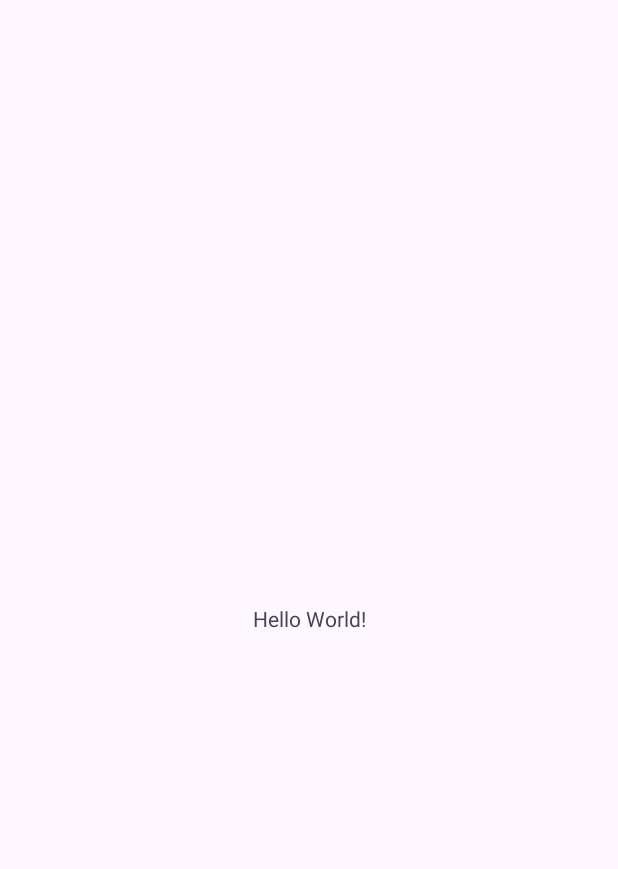
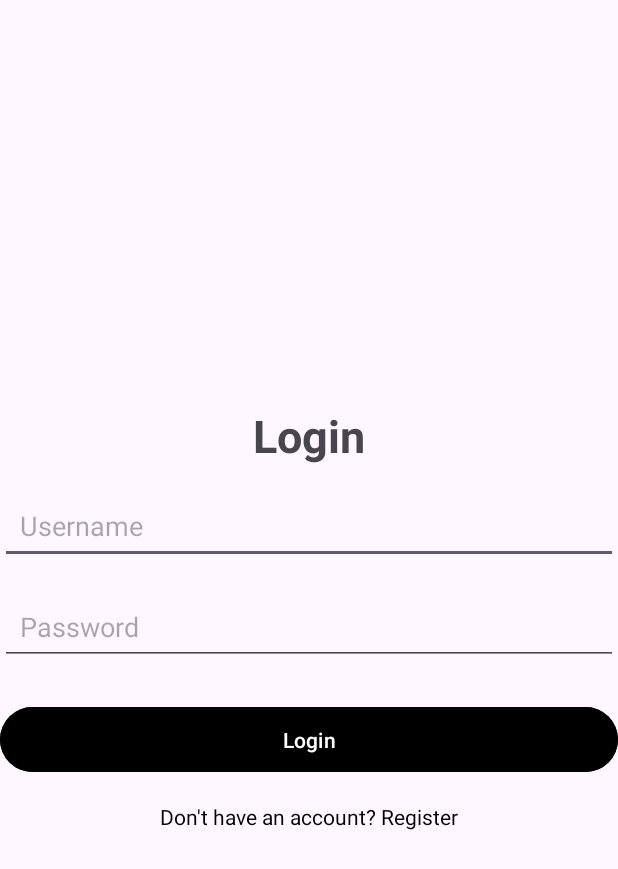
Before and after one commit to kehedd/UKK2025_XIIPPLG1_7876, an Android app: the screen it shows after launch (MainActivity), on a phone screen of 412 x 824 dp. Before the commit the part shown is almost empty. Shown: the top 869 px of the screen. Run offline under Robolectric (Android 15) with nearby library versions, the phone set to English and light mode, and no system bars.

Commit message:
initial commit

```diff
--- a/app/build.gradle.kts
+++ b/app/build.gradle.kts
@@ -4,12 +4,12 @@ plugins {
 
 android {
     namespace = "com.example.ukk_hed"
-    compileSdk = 34
+    compileSdk = 35
 
     defaultConfig {
         applicationId = "com.example.ukk_hed"
         minSdk = 24
-        targetSdk = 34
+        targetSdk = 35
         versionCode = 1
         versionName = "1.0"
 
--- a/app/src/main/AndroidManifest.xml
+++ b/app/src/main/AndroidManifest.xml
@@ -13,6 +13,9 @@
         android:theme="@style/Theme.Ukk_hed"
         tools:targetApi="31">
         <activity
+            android:name=".Register"
+            android:exported="false" />
+        <activity
             android:name=".MainActivity"
             android:exported="true">
             <intent-filter>
--- a/app/src/main/res/layout/activity_main.xml
+++ b/app/src/main/res/layout/activity_main.xml
@@ -1,19 +1,60 @@
 <?xml version="1.0" encoding="utf-8"?>
-<androidx.constraintlayout.widget.ConstraintLayout xmlns:android="http://schemas.android.com/apk/res/android"
-    xmlns:app="http://schemas.android.com/apk/res-auto"
-    xmlns:tools="http://schemas.android.com/tools"
+<RelativeLayout xmlns:android="http://schemas.android.com/apk/res/android"
     android:id="@+id/main"
     android:layout_width="match_parent"
     android:layout_height="match_parent"
+    xmlns:tools="http://schemas.android.com/tools"
+    android:padding="30dp"
+    android:gravity="center"
     tools:context=".MainActivity">
 
     <TextView
+        android:id="@+id/textViewTitle"
         android:layout_width="wrap_content"
         android:layout_height="wrap_content"
-        android:text="Hello World!"
-        app:layout_constraintBottom_toBottomOf="parent"
-        app:layout_constraintEnd_toEndOf="parent"
-        app:layout_constraintStart_toStartOf="parent"
-        app:layout_constraintTop_toTopOf="parent" />
+        android:text="Login"
+        android:textSize="30sp"
+        android:textStyle="bold"
+        android:layout_centerInParent="true"/>
 
-</androidx.constraintlayout.widget.ConstraintLayout>
+    <EditText
+        android:id="@+id/editTextUsername"
+        android:layout_width="match_parent"
+        android:layout_height="wrap_content"
+        android:layout_below="@id/textViewTitle"
+        android:layout_marginTop="14dp"
+        android:hint="Username"
+        android:padding="13dp" />
+
+    <EditText
+        android:id="@+id/editTextPassword"
+        android:layout_width="match_parent"
+        android:layout_height="wrap_content"
+        android:hint="Password"
+        android:inputType="textPassword"
+        android:layout_below="@id/editTextUsername"
+        android:layout_marginTop="16dp"
+        android:padding="13dp"/>
+
+    <Button
+        android:id="@+id/buttonLogin"
+        android:backgroundTint="@color/black"
+        android:layout_width="match_parent"
+        android:layout_height="wrap_content"
+        android:text="Login"
+        android:layout_below="@id/editTextPassword"
+        android:layout_marginTop="24dp"
+        android:padding="12dp"/>
+
+    <TextView
+        android:id="@+id/textViewRegister"
+        android:layout_width="wrap_content"
+        android:layout_height="wrap_content"
+        android:text="Don't have an account? Register"
+        android:textColor="@android:color/background_dark"
+        android:textSize="14sp"
+        android:layout_below="@id/buttonLogin"
+        android:layout_centerHorizontal="true"
+        android:layout_marginTop="16dp"/>
+
+</RelativeLayout>
```
Also changed, not shown: app/src/main/java/com/example/ukk_hed/Register.java (added, +24 -0 lines), app/src/main/res/layout/activity_register.xml (added, +54 -0 lines), app/src/main/res/drawable/rgstr.jpg (added).
